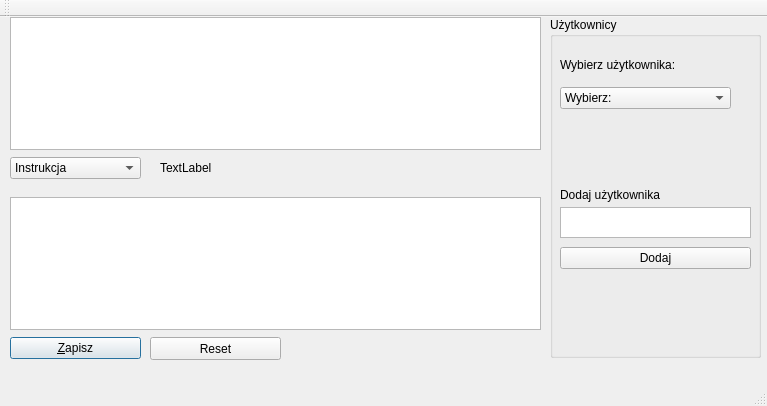
Old version of the form mainwindow.ui in the repository Nieminimalnofazowi/projektKlawiatura.
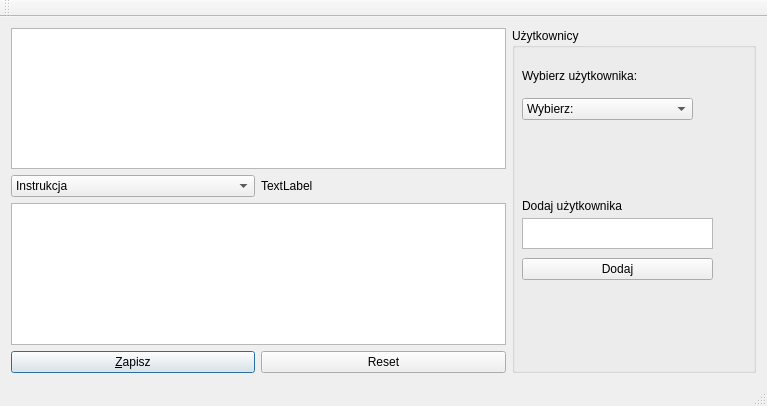
New version of the form.

Commit message: Tworzenie pliku w buttonie zapisz

```diff
--- a/mainwindow.ui
+++ b/mainwindow.ui
@@ -19,49 +19,12 @@
    <string>Dynamika pisania</string>
   </property>
   <widget class="QWidget" name="centralWidget">
-   <widget class="QTextEdit" name="typedTextBox">
-    <property name="geometry">
-     <rect>
-      <x>10</x>
-      <y>180</y>
-      <width>531</width>
-      <height>133</height>
-     </rect>
-    </property>
-    <property name="font">
-     <font>
-      <pointsize>11</pointsize>
-     </font>
-    </property>
-   </widget>
-   <widget class="QPushButton" name="saveButton">
-    <property name="geometry">
-     <rect>
-      <x>10</x>
-      <y>320</y>
-      <width>131</width>
-      <height>22</height>
-     </rect>
-    </property>
-    <property name="text">
-     <string>&amp;Zapisz</string>
-    </property>
-    <property name="default">
-     <bool>true</bool>
-    </property>
-   </widget>
+   <layout class="QGridLayout" name="gridLayout">
+    <item row="0" column="0" colspan="2">
    <widget class="QTextEdit" name="testTextBox">
     <property name="enabled">
      <bool>true</bool>
     </property>
-    <property name="geometry">
-     <rect>
-      <x>10</x>
-      <y>0</y>
-      <width>531</width>
-      <height>133</height>
-     </rect>
-    </property>
     <property name="font">
      <font>
       <pointsize>11</pointsize>
@@ -84,94 +47,9 @@
      <string/>
     </property>
    </widget>
-   <widget class="QComboBox" name="textList">
-    <property name="enabled">
-     <bool>true</bool>
-    </property>
-    <property name="geometry">
-     <rect>
-      <x>10</x>
-      <y>140</y>
-      <width>131</width>
-      <height>22</height>
-     </rect>
-    </property>
-    <item>
-     <property name="text">
-      <string>Instrukcja</string>
-     </property>
     </item>
-    <item>
-     <property name="text">
-      <string>Tekst 1</string>
-     </property>
-    </item>
-    <item>
-     <property name="text">
-      <string>Tekst 2</string>
-     </property>
-    </item>
-    <item>
-     <property name="text">
-      <string>Tekst 3</string>
-     </property>
-    </item>
-    <item>
-     <property name="text">
-      <string>Tekst 4</string>
-     </property>
-    </item>
-    <item>
-     <property name="text">
-      <string>Tekst 5</string>
-     </property>
-    </item>
-    <item>
-     <property name="text">
-      <string>Inny...</string>
-     </property>
-    </item>
-    <item>
-     <property name="text">
-      <string/>
-     </property>
-    </item>
-   </widget>
-   <widget class="QLabel" name="mistakesCounter">
-    <property name="geometry">
-     <rect>
-      <x>160</x>
-      <y>140</y>
-      <width>101</width>
-      <height>21</height>
-     </rect>
-    </property>
-    <property name="text">
-     <string>TextLabel</string>
-    </property>
-   </widget>
-   <widget class="QPushButton" name="resetButton">
-    <property name="geometry">
-     <rect>
-      <x>150</x>
-      <y>320</y>
-      <width>131</width>
-      <height>23</height>
-     </rect>
-    </property>
-    <property name="text">
-     <string>Reset</string>
-    </property>
-   </widget>
+    <item row="0" column="2" rowspan="4">
    <widget class="QGroupBox" name="groupBox">
-    <property name="geometry">
-     <rect>
-      <x>550</x>
-      <y>0</y>
-      <width>211</width>
-      <height>341</height>
-     </rect>
-    </property>
     <property name="title">
      <string>Użytkownicy</string>
     </property>
@@ -253,6 +131,88 @@
      </item>
     </widget>
    </widget>
+    </item>
+    <item row="1" column="0">
+     <widget class="QComboBox" name="textList">
+      <property name="enabled">
+       <bool>true</bool>
+      </property>
+      <item>
+       <property name="text">
+        <string>Instrukcja</string>
+       </property>
+      </item>
+      <item>
+       <property name="text">
+        <string>Tekst 1</string>
+       </property>
+      </item>
+      <item>
+       <property name="text">
+        <string>Tekst 2</string>
+       </property>
+      </item>
+      <item>
+       <property name="text">
+        <string>Tekst 3</string>
+       </property>
+      </item>
+      <item>
+       <property name="text">
+        <string>Tekst 4</string>
+       </property>
+      </item>
+      <item>
+       <property name="text">
+        <string>Tekst 5</string>
+       </property>
+      </item>
+      <item>
+       <property name="text">
+        <string>Inny...</string>
+       </property>
+      </item>
+      <item>
+       <property name="text">
+        <string/>
+       </property>
+      </item>
+     </widget>
+    </item>
+    <item row="1" column="1">
+     <widget class="QLabel" name="mistakesCounter">
+      <property name="text">
+       <string>TextLabel</string>
+      </property>
+     </widget>
+    </item>
+    <item row="2" column="0" colspan="2">
+     <widget class="QTextEdit" name="typedTextBox">
+      <property name="font">
+       <font>
+        <pointsize>11</pointsize>
+       </font>
+      </property>
+     </widget>
+    </item>
+    <item row="3" column="0">
+     <widget class="QPushButton" name="saveButton">
+      <property name="text">
+       <string>&amp;Zapisz</string>
+      </property>
+      <property name="default">
+       <bool>true</bool>
+      </property>
+     </widget>
+    </item>
+    <item row="3" column="1">
+     <widget class="QPushButton" name="resetButton">
+      <property name="text">
+       <string>Reset</string>
+      </property>
+     </widget>
+    </item>
+   </layout>
    <zorder>groupBox</zorder>
    <zorder>typedTextBox</zorder>
    <zorder>saveButton</zorder>
```
Lines whose indentation alone changed are shown as unchanged. The commit also changes 2 other files.
